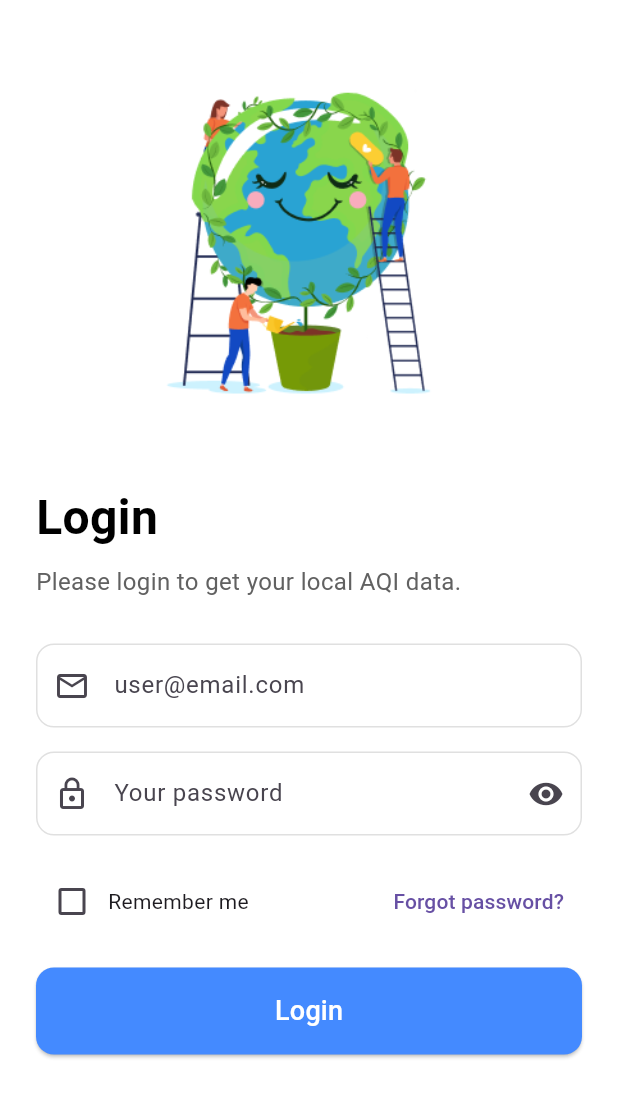
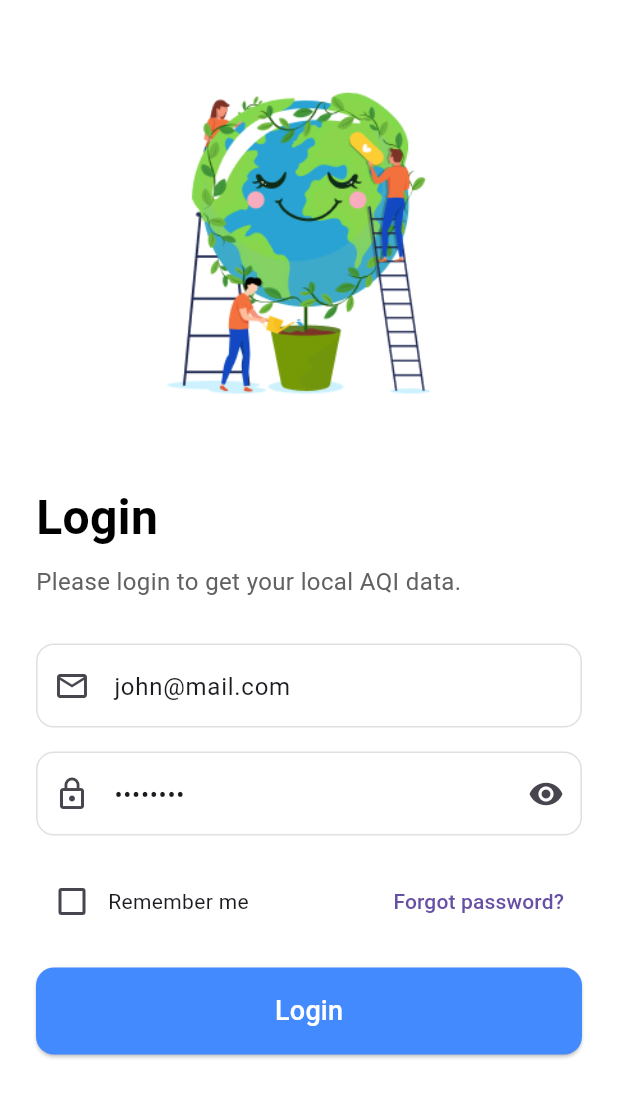
Before and after one commit to hviiet/flutter-training, a Flutter app: the LoginScreen screen opened directly, on a phone screen of 412 x 824 dp. Shown: the top 1097 px of the screen. Run offline on Flutter 3.47's test engine with Material 3 defaults, Android fonts, the phone set to English and light mode, and no system bars; our stand-ins replace dio, shared_preferences; accounts and stored records are empty; Roboto replaces fonts that are missing (SF-Pro-Display).

Commit message:
feat: implement login logic with Auth API

```diff
--- a/lib/screens/login_screen.dart
+++ b/lib/screens/login_screen.dart
@@ -1,4 +1,8 @@
+import 'package:air_quality/screens/main_screen.dart';
 import 'package:flutter/material.dart';
+
+import 'package:air_quality/screens/api_service.dart';
+import 'package:air_quality/screens/storage_service.dart';
 
 class LoginScreen extends StatefulWidget {
   const LoginScreen({super.key});
@@ -8,34 +12,85 @@ class LoginScreen extends StatefulWidget {
 }
 
 class _LoginScreenState extends State<LoginScreen> {
-  // Biến để quản lý trạng thái của checkbox và ẩn/hiện mật khẩu
+
+  final _emailController = TextEditingController(text: 'john@mail.com');
+  final _passwordController = TextEditingController(text: 'changeme');
+
+  final ApiService _apiService = ApiService();
+  final StorageService _storageService = StorageService();
+
+  bool _isLoading = false;
+  String? _errorMessage;
+
   bool _isPasswordVisible = false;
   bool _rememberMe = false;
 
+  // HÀM XỬ LÝ ĐĂNG NHẬP
+  Future<void> _login() async {
+    FocusScope.of(context).unfocus();
+
+    setState(() {
+      _isLoading = true;
+      _errorMessage = null;
+    });
+
+    try {
+      final result = await _apiService.login(
+        _emailController.text.trim(),
+        _passwordController.text.trim(),
+      );
+
+      final accessToken = result['access_token'];
+      final refreshToken = result['refresh_token'];
+
+      await _storageService.saveTokens(
+        accessToken: accessToken,
+        refreshToken: refreshToken,
+      );
+
+       if (mounted) {
+        Navigator.of(context).pushAndRemoveUntil(
+          MaterialPageRoute(builder: (context) => const MainScreen()),
+          (Route<dynamic> route) => false, // Xóa tất cả các route trước đó
+        );
+      }
+    } catch (e) {
+      setState(() {
+        _errorMessage = e.toString().replaceFirst('Exception: ', '');
+      });
+    } finally {
+      setState(() {
+        _isLoading = false;
+      });
+    }
+  }
+
+  @override
+  void dispose() {
+    _emailController.dispose();
+    _passwordController.dispose();
+    super.dispose();
+  }
+
+
   @override
   Widget build(BuildContext context) {
-    // Sử dụng Scaffold để có cấu trúc màn hình cơ bản (app bar, body, v.v.)
     return Scaffold(
-      backgroundColor: Colors.white, // Đặt màu nền là màu trắng
-      // Body được bọc trong SafeArea để UI không bị che bởi tai thỏ hay thanh trạng thái
+      backgroundColor: Colors.white,
       body: SafeArea(
-        // SingleChildScrollView cho phép màn hình cuộn khi bàn phím hiện lên
         child: SingleChildScrollView(
-          // Padding để tạo khoảng cách giữa nội dung và các cạnh màn hình
           padding: const EdgeInsets.symmetric(horizontal: 24.0, vertical: 32.0),
           child: Column(
-            // Căn chỉnh các thành phần con về phía bên trái
             crossAxisAlignment: CrossAxisAlignment.start,
             children: [
               // 1. HÌNH ẢNH
-              // Bọc trong Center để hình ảnh nằm giữa theo chiều ngang
               Center(
                 child: Image.asset(
                   'assets/images/login.png',
-                  height: 250, // Chiều cao của ảnh
+                  height: 250,
                 ),
               ),
-              const SizedBox(height: 40), // Khoảng cách
+              const SizedBox(height: 40),
               // 2. TIÊU ĐỀ "Login"
               const Text(
                 'Login',
@@ -45,41 +100,40 @@ class _LoginScreenState extends State<LoginScreen> {
                   color: Colors.black,
                 ),
               ),
-              const SizedBox(height: 8), // Khoảng cách
+              const SizedBox(height: 8),
               // 3. PHỤ ĐỀ
               Text(
                 'Please login to get your local AQI data.',
                 style: TextStyle(
                   fontSize: 16,
-                  color: Colors.grey[700], // Màu xám đậm
+                  color: Colors.grey[700],
                 ),
               ),
-              const SizedBox(height: 30), // Khoảng cách
+              const SizedBox(height: 30),
               // 4. TRƯỜNG NHẬP LIỆU EMAIL
               TextFormField(
+                controller: _emailController,
                 decoration: InputDecoration(
-                  prefixIcon: Icon(Icons.email_outlined), // Icon đầu dòng
-                  hintText: 'user@email.com', // Chữ gợi ý
+                  prefixIcon: const Icon(Icons.email_outlined),
+                  hintText: 'user@email.com',
                   border: OutlineInputBorder(
-                    // Viền bo tròn
                     borderRadius: BorderRadius.circular(12),
                     borderSide: BorderSide(color: Colors.grey.shade300),
                   ),
                   enabledBorder: OutlineInputBorder(
-                    // Viền khi không được chọn
                     borderRadius: BorderRadius.circular(12),
                     borderSide: BorderSide(color: Colors.grey.shade300),
                   ),
                 ),
-                keyboardType: TextInputType.emailAddress, // Bàn phím dạng email
+                keyboardType: TextInputType.emailAddress,
               ),
-              const SizedBox(height: 16), // Khoảng cách
+              const SizedBox(height: 16),
               // 5. TRƯỜNG NHẬP LIỆU MẬT KHẨU
               TextFormField(
-                obscureText:
-                    !_isPasswordVisible, // Ẩn/hiện mật khẩu dựa vào biến state
+                controller: _passwordController,
+                obscureText: !_isPasswordVisible,
                 decoration: InputDecoration(
-                  prefixIcon: Icon(Icons.lock_outline),
+                  prefixIcon: const Icon(Icons.lock_outline),
                   hintText: 'Your password',
                   border: OutlineInputBorder(
                     borderRadius: BorderRadius.circular(12),
@@ -89,7 +143,6 @@ class _LoginScreenState extends State<LoginScreen> {
                     borderRadius: BorderRadius.circular(12),
                     borderSide: BorderSide(color: Colors.grey.shade300),
                   ),
-                  // Nút con mắt để ẩn/hiện mật khẩu
                   suffixIcon: IconButton(
                     icon: Icon(
                       _isPasswordVisible
@@ -97,7 +150,6 @@ class _LoginScreenState extends State<LoginScreen> {
                           : Icons.visibility,
                     ),
                     onPressed: () {
-                      // Cập nhật trạng thái để vẽ lại UI
                       setState(() {
                         _isPasswordVisible = !_isPasswordVisible;
                       });
@@ -105,13 +157,24 @@ class _LoginScreenState extends State<LoginScreen> {
                   ),
                 ),
               ),
-              const SizedBox(height: 20), // Khoảng cách
+
+              if (_errorMessage != null)
+                Padding(
+                  padding: const EdgeInsets.only(top: 16.0),
+                  child: Center(
+                    child: Text(
+                      _errorMessage!,
+                      style: const TextStyle(color: Colors.red, fontSize: 14),
+                      textAlign: TextAlign.center,
+                    ),
+                  ),
+                ),
+
+              const SizedBox(height: 20),
               // 6. "REMEMBER ME" & "FORGOT PASSWORD"
               Row(
-                // Căn chỉnh 2 cụm con ra 2 phía
                 mainAxisAlignment: MainAxisAlignment.spaceBetween,
                 children: [
-                  // Cụm Checkbox và Text
                   Row(
                     children: [
                       Checkbox(
@@ -125,28 +188,25 @@ class _LoginScreenState extends State<LoginScreen> {
                       const Text('Remember me'),
                     ],
                   ),
-                  // Nút "Quên mật khẩu"
                   TextButton(
                     onPressed: () {},
                     child: const Text('Forgot password?'),
                   ),
                 ],
               ),
-              const SizedBox(height: 20), // Khoảng cách
+              const SizedBox(height: 20),
               // 7. NÚT ĐĂNG NHẬP
               SizedBox(
-                width: double.infinity, // Nút chiếm hết chiều ngang
-                child: ElevatedButton(
-                  onPressed: () {},
+                width: double.infinity,
+                child: _isLoading
+                    ? const Center(child: CircularProgressIndicator())
+                    : ElevatedButton(
+                        onPressed: _login,
                         style: ElevatedButton.styleFrom(
-                    backgroundColor: Colors.blueAccent, // Màu nền của nút
-                    padding: const EdgeInsets.symmetric(
-                      vertical: 16,
-                    ), // Độ cao của nút
+                          backgroundColor: Colors.blueAccent,
+                          padding: const EdgeInsets.symmetric(vertical: 16),
                           shape: RoundedRectangleBorder(
-                      borderRadius: BorderRadius.circular(
-                        12,
-                      ), // Bo tròn góc nút
+                            borderRadius: BorderRadius.circular(12),
                           ),
                         ),
                         child: const Text(
--- a/pubspec.yaml
+++ b/pubspec.yaml
@@ -30,6 +30,8 @@ environment:
 dependencies:
   flutter:
     sdk: flutter
+  dio: ^5.4.3+1
+  shared_preferences: ^2.2.3
   provider: ^6.0.0
   # The following adds the Cupertino Icons font to your application.
   # Use with the CupertinoIcons class for iOS style icons.
```
Also changed, not shown: lib/main.dart (+2 -6 lines), lib/screens/api_service.dart (added, +33 -0 lines), lib/screens/home_screen.dart (+119 -120 lines), lib/screens/more_screen.dart (+51 -36 lines), lib/screens/storage_service.dart (added, +26 -0 lines), pubspec.lock, 1 other file. Lines whose indentation alone changed are shown as unchanged.
